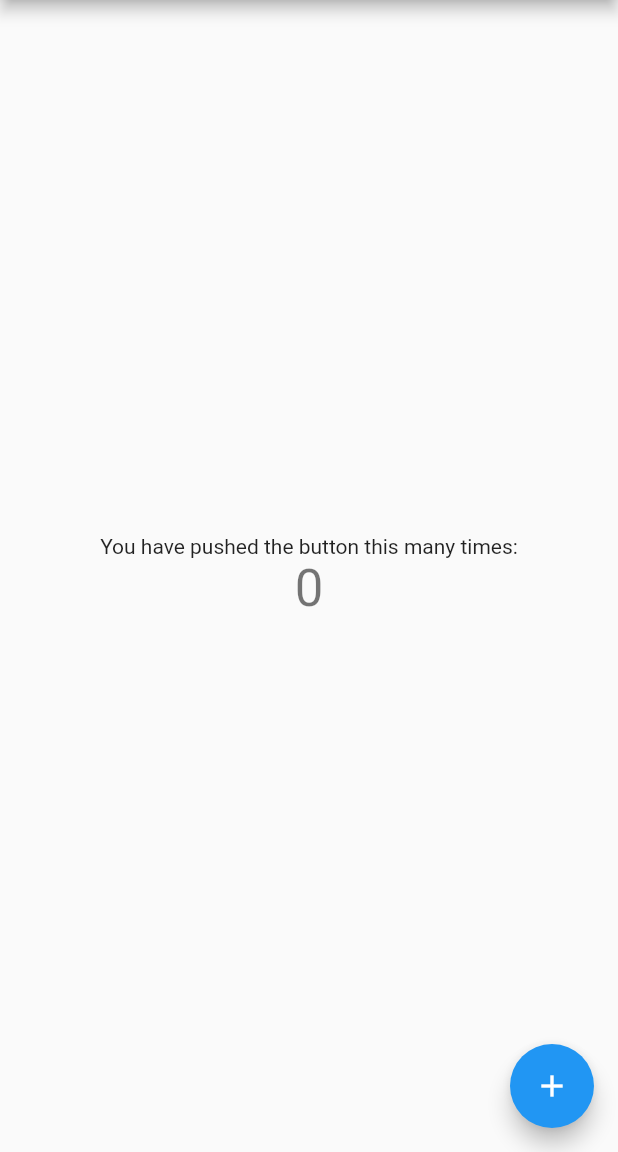
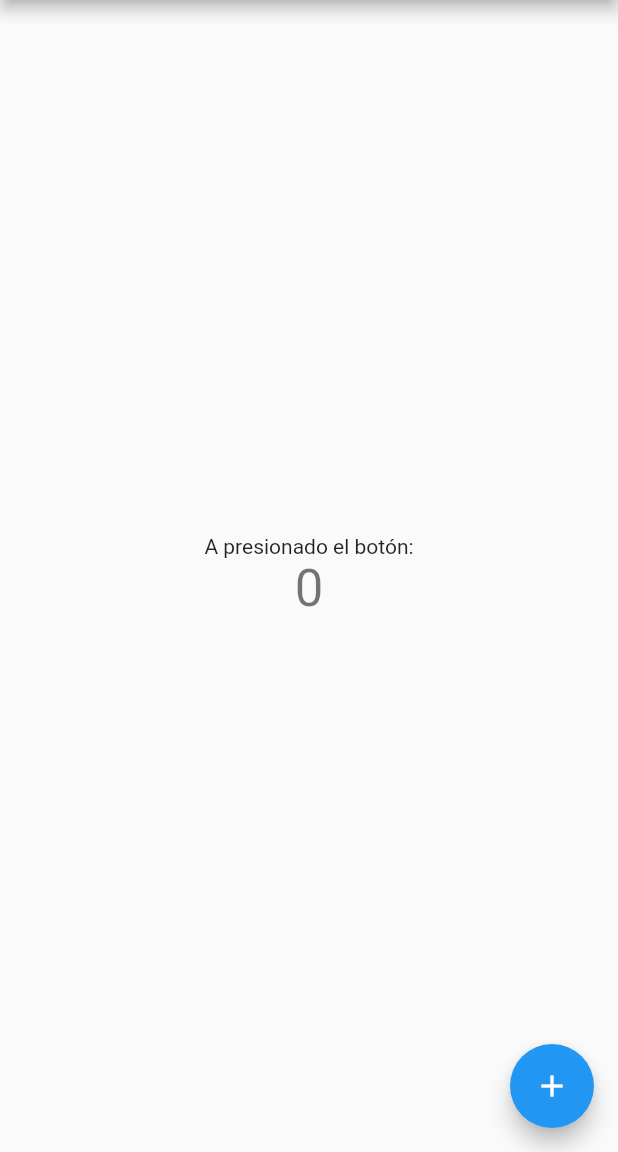
Before and after one commit to dahidalgo/FlutterHack20, a Flutter app: the screen it shows after launch, on a phone screen of 412 x 824 dp, the part 84-1236 px from its top. Run offline on Flutter 3.47's test engine with Material 2 defaults, Android fonts, the light colour scheme and no system bars.

Commit message:
Actualización

```diff
--- a/lib/main.dart
+++ b/lib/main.dart
@@ -92,7 +92,7 @@ class _MyHomePageState extends State<MyHomePage> {
           mainAxisAlignment: MainAxisAlignment.center,
           children: <Widget>[
             Text(
-              'You have pushed the button this many times:',
+              'A presionado el botón:',
             ),
             Text(
               '$_counter',
```
Also changed, not shown: 2 other files.
